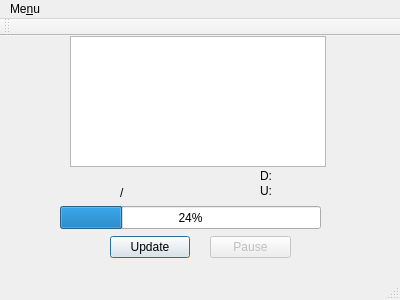
Above: mainwindow.ui from Unvanquished/updater before the change. Below: the same form after it.
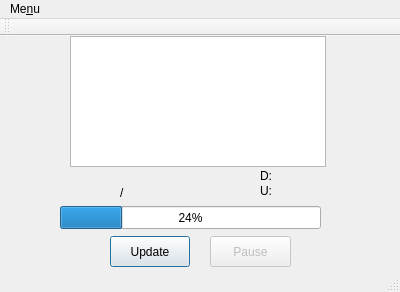
That is the form after the change.

Commit message: Adjust UI to make it look better on OSX

Diff of the .ui file:
```diff
--- a/mainwindow.ui
+++ b/mainwindow.ui
@@ -7,7 +7,7 @@
     <x>0</x>
     <y>0</y>
     <width>400</width>
-    <height>300</height>
+    <height>292</height>
    </rect>
   </property>
   <property name="windowTitle">
@@ -30,7 +30,7 @@
       <x>110</x>
       <y>200</y>
       <width>80</width>
-      <height>22</height>
+      <height>31</height>
      </rect>
     </property>
     <property name="text">
@@ -167,7 +167,7 @@
       <x>210</x>
       <y>200</y>
       <width>81</width>
-      <height>22</height>
+      <height>31</height>
      </rect>
     </property>
     <property name="text">
```
Left out of the diff: 2 changed lines with no effect on the pictures.
